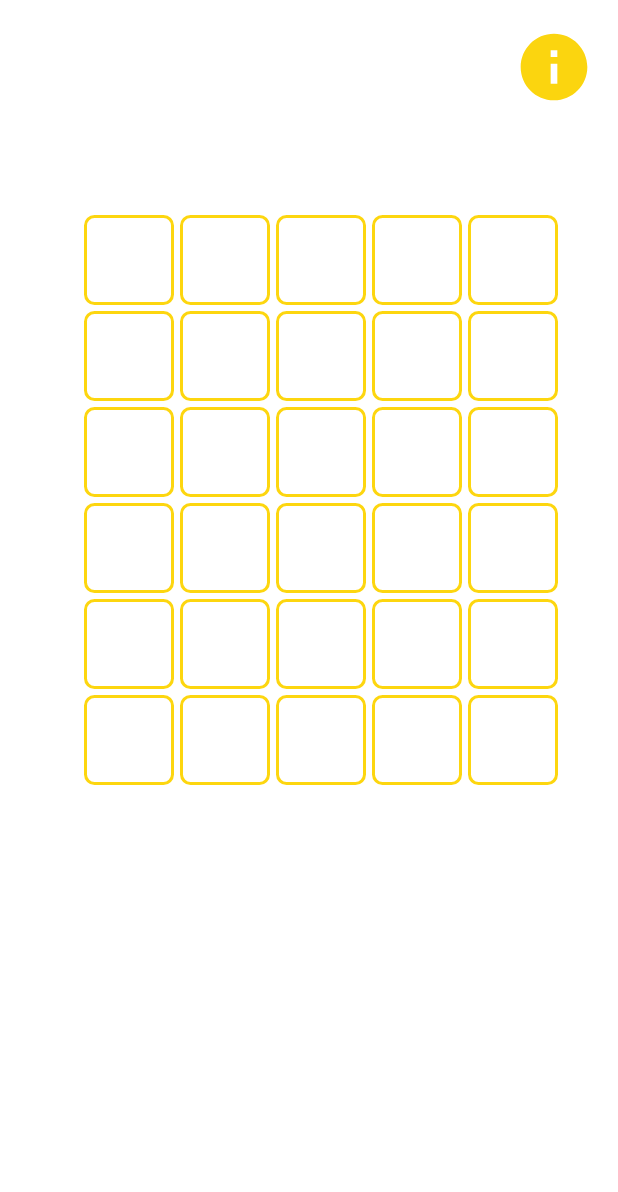
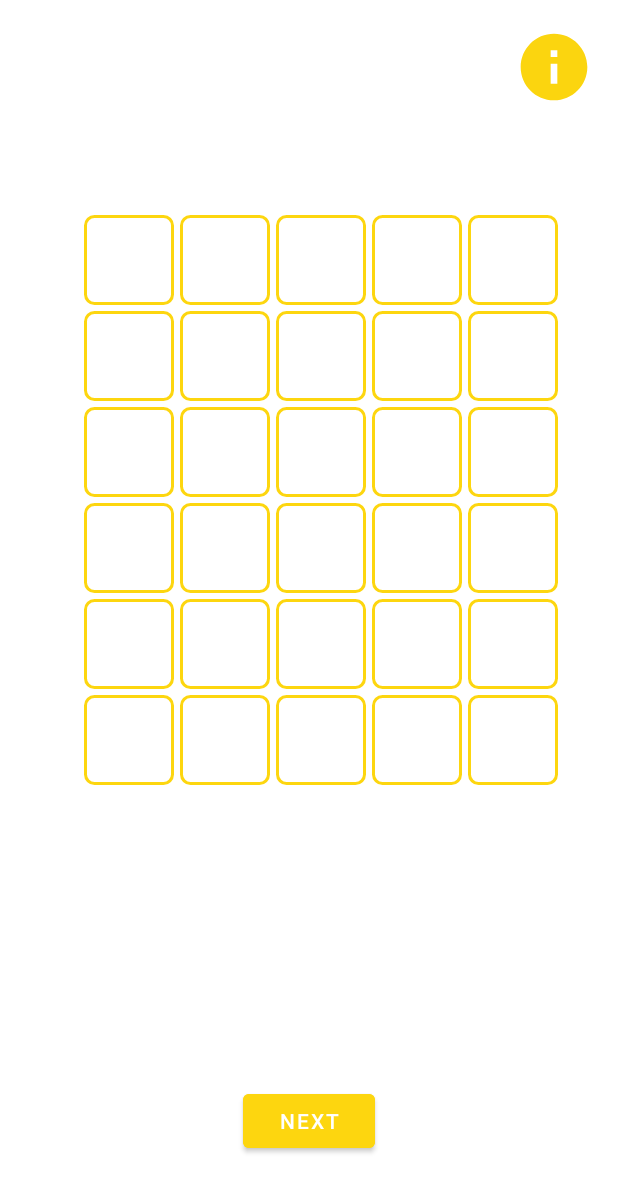
Before and after one commit to nisonya/Luck, an Android app: the layout activity_main2.xml on its own in the app's theme, with its tools: preview values and no code run, on a phone screen of 412 x 824 dp. Shown: the top 1192 px of the screen. Run offline under Robolectric (Android 15) with nearby library versions, the light colour scheme and no system bars.

Commit message:
final changes

```diff
--- a/app/src/main/res/layout/activity_main2.xml
+++ b/app/src/main/res/layout/activity_main2.xml
@@ -113,14 +113,15 @@
 
             <EditText
                 android:id="@+id/ED_22"
-                android:maxLength="1"
-                android:gravity="center"
-                android:textSize="30sp"
-                android:textStyle="bold"
                 android:layout_width="60dp"
                 android:layout_height="60dp"
                 android:layout_marginStart="4dp"
-                android:background="@drawable/bg_edit" />
+                android:background="@drawable/bg_edit"
+                android:gravity="center"
+                android:maxLength="1"
+                android:textSize="30sp"
+                android:textStyle="bold"
+                tools:ignore="SpeakableTextPresentCheck" />
 
             <EditText
                 android:id="@+id/ED_23"
@@ -208,14 +209,15 @@
 
             <EditText
                 android:id="@+id/ED_35"
-                android:maxLength="1"
-                android:gravity="center"
-                android:textSize="30sp"
-                android:textStyle="bold"
                 android:layout_width="60dp"
                 android:layout_height="60dp"
                 android:layout_marginStart="4dp"
-                android:background="@drawable/bg_edit" />
+                android:background="@drawable/bg_edit"
+                android:gravity="center"
+                android:maxLength="1"
+                android:textSize="30sp"
+                android:textStyle="bold"
+                tools:ignore="SpeakableTextPresentCheck" />
 
         </LinearLayout>
 
@@ -227,13 +229,14 @@
 
             <EditText
                 android:id="@+id/ED_41"
+                android:layout_width="60dp"
+                android:layout_height="60dp"
+                android:background="@drawable/bg_edit"
+                android:gravity="center"
                 android:maxLength="1"
-                android:gravity="center"
                 android:textSize="30sp"
                 android:textStyle="bold"
-                android:layout_width="60dp"
-                android:layout_height="60dp"
-                android:background="@drawable/bg_edit" />
+                tools:ignore="SpeakableTextPresentCheck" />
 
             <EditText
                 android:id="@+id/ED_42"
@@ -348,15 +351,16 @@
         android:layout_marginTop="4dp"
         android:orientation="horizontal">
 
-        <EditText
-            android:id="@+id/ED_61"
-            android:maxLength="1"
-            android:gravity="center"
-            android:textSize="30sp"
-            android:textStyle="bold"
-            android:layout_width="60dp"
-            android:layout_height="60dp"
-            android:background="@drawable/bg_edit" />
+            <EditText
+                android:id="@+id/ED_61"
+                android:layout_width="60dp"
+                android:layout_height="60dp"
+                android:background="@drawable/bg_edit"
+                android:gravity="center"
+                android:maxLength="1"
+                android:textSize="30sp"
+                android:textStyle="bold"
+                tools:ignore="SpeakableTextPresentCheck" />
 
         <EditText
             android:id="@+id/ED_62"
@@ -407,7 +411,7 @@
     </LinearLayout>
 
     <TextView
-        android:id="@+id/textView5"
+        android:id="@+id/winTxt"
         android:layout_width="wrap_content"
         android:layout_height="wrap_content"
         android:gravity="center"
@@ -418,5 +422,18 @@
         app:layout_constraintBottom_toBottomOf="parent"
         app:layout_constraintEnd_toEndOf="parent"
         app:layout_constraintStart_toStartOf="parent"
-        app:layout_constraintTop_toBottomOf="@+id/linearLayout" />
+        app:layout_constraintTop_toBottomOf="@+id/linearLayout"
+        app:layout_constraintVertical_bias="0.261" />
+
+    <Button
+        android:id="@+id/nextBtn"
+        android:layout_width="wrap_content"
+        android:layout_height="wrap_content"
+        android:text="NEXT"
+        android:onClick="nextWord"
+        android:backgroundTint ="@color/yellow"
+        app:layout_constraintBottom_toBottomOf="parent"
+        app:layout_constraintEnd_toEndOf="parent"
+        app:layout_constraintStart_toStartOf="parent"
+        app:layout_constraintTop_toBottomOf="@+id/winTxt" />
 </androidx.constraintlayout.widget.ConstraintLayout>
```
Also changed, not shown: app/src/main/java/luck/luckbet/game/MainActivity2.java (+31 -8 lines).
